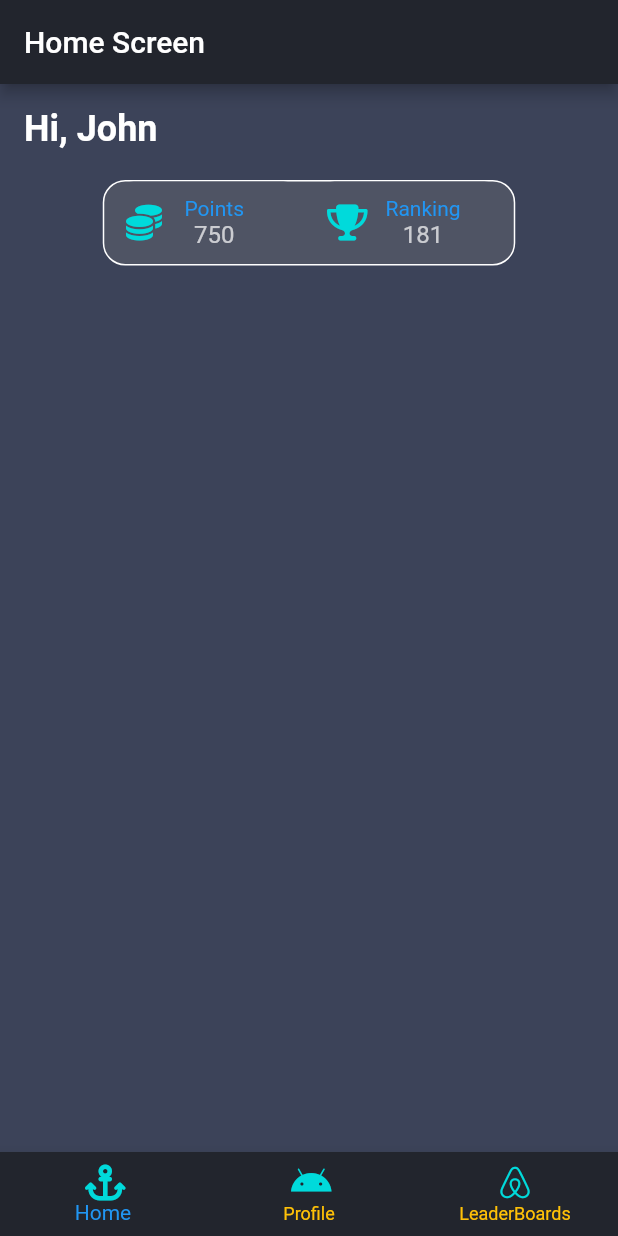
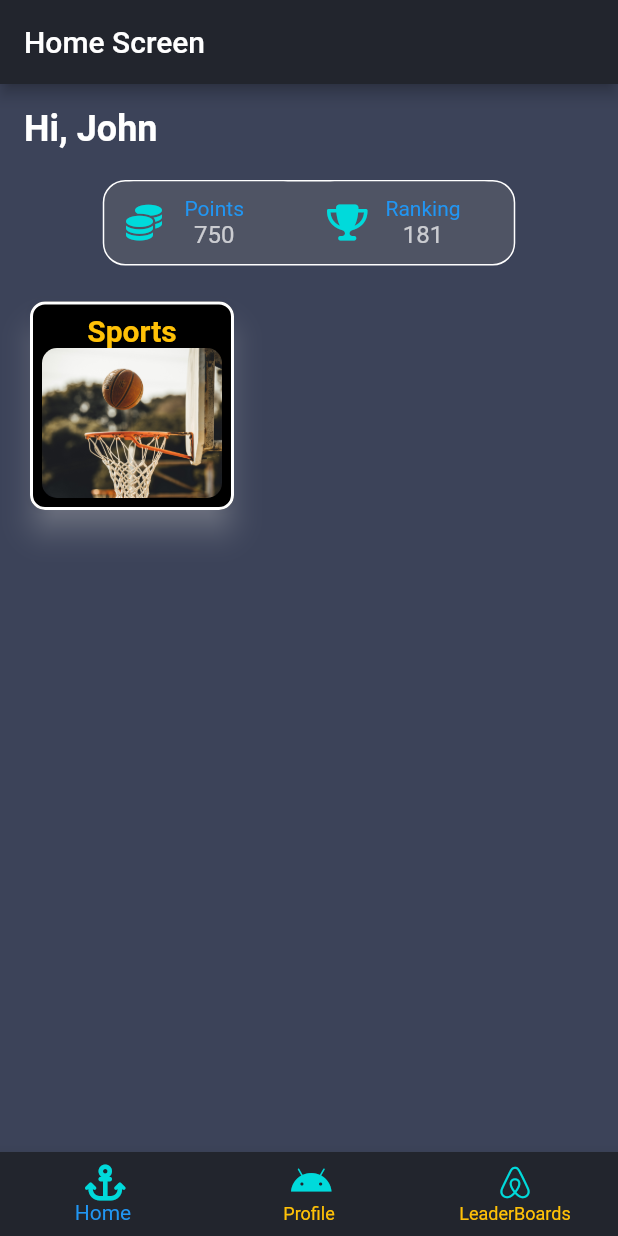
Before and after one commit to soulandbone/trivia_app, a Flutter app: the screen it shows after launch, on a phone screen of 412 x 824 dp. Run offline on Flutter 3.47's test engine with Material 2 defaults, Android fonts, the phone set to English and light mode, and no system bars; our stand-ins replace font_awesome_flutter, gap.

Commit message:
added new Card Widget to show categories, just experimentation so far, Style is ugly

```diff
--- a/lib/screens/home_screen.dart
+++ b/lib/screens/home_screen.dart
@@ -1,5 +1,6 @@
 import 'package:flutter/material.dart';
 import 'package:gap/gap.dart';
+import 'package:trivia_app/widgets/category.dart';
 import '../utils/app_styles.dart';
 import '../widgets/custom_tile.dart';
 
@@ -55,7 +56,12 @@ class HomeScreen extends StatelessWidget {
                 ],
               ),
             ),
-          )
+          ),
+          const Gap(20),
+          const Align(
+              alignment: Alignment.centerLeft,
+              child:
+                  Category(title: 'Sports', image: 'assets/images/sports.jpg'))
         ]),
       ),
     );
--- /dev/null
+++ b/lib/widgets/category.dart
@@ -0,0 +1,52 @@
+import 'package:flutter/material.dart';
+import 'package:trivia_app/utils/app_styles.dart';
+
+class Category extends StatelessWidget {
+  final String title;
+  final String image;
+
+  const Category({required this.title, required this.image, super.key});
+
+  @override
+  Widget build(BuildContext context) {
+    return Card(
+        color: Colors.black,
+        elevation: 8,
+        shadowColor: Colors.white54,
+        borderOnForeground: true,
+        shape: const RoundedRectangleBorder(
+            side: BorderSide(
+              color: Colors.white,
+              width: 2,
+            ),
+            borderRadius: BorderRadius.only(
+                topLeft: Radius.circular(10),
+                topRight: Radius.circular(10),
+                bottomLeft: Radius.circular(10),
+                bottomRight: Radius.circular(10))),
+        child: Padding(
+          padding: const EdgeInsets.all(8.0),
+          child: Column(
+            children: [
+              Text(
+                title,
+                style: AppStyles.cardTitle.copyWith(
+                    fontWeight: FontWeight.bold,
+                    color: Colors.amber,
+                    fontSize: 20),
+              ),
+              ClipRRect(
+                borderRadius: const BorderRadius.all(Radius.circular(10)),
+                child: SizedBox(
+                    height: 100,
+                    width: 120,
+                    child: Image.asset(
+                      image,
+                      fit: BoxFit.cover,
+                    )),
+              ),
+            ],
+          ),
+        ));
+  }
+}
--- a/pubspec.yaml
+++ b/pubspec.yaml
@@ -63,8 +63,8 @@ flutter:
   uses-material-design: true
 
   # To add assets to your application, add an assets section, like this:
-  # assets:
-  #   - images/a_dot_burr.jpeg
+  assets:
+    - assets/images/
   #   - images/a_dot_ham.jpeg
 
   # An image asset can refer to one or more resolution-specific "variants", see
```
Also changed, not shown: assets/images/geography.jpg (added), assets/images/sports.jpg (added).
